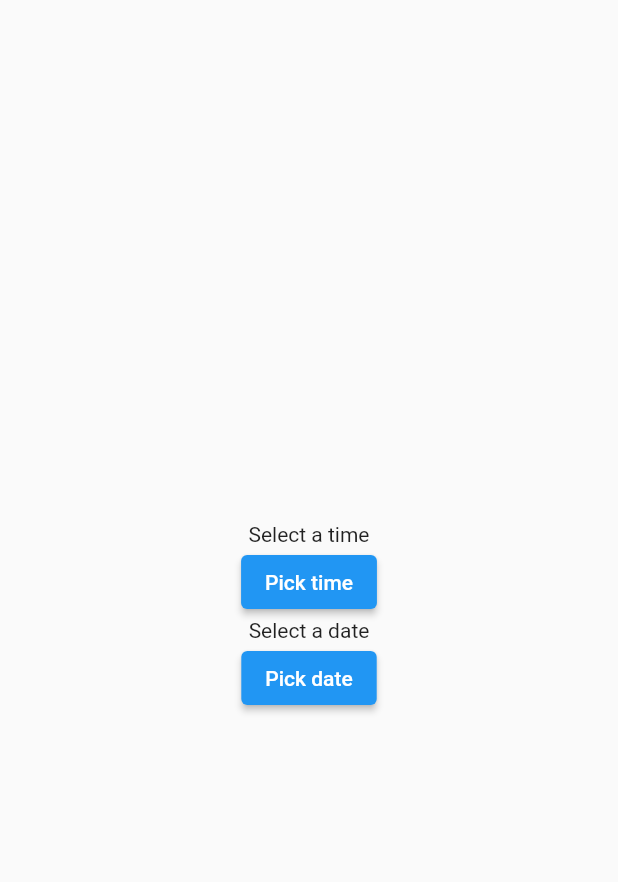
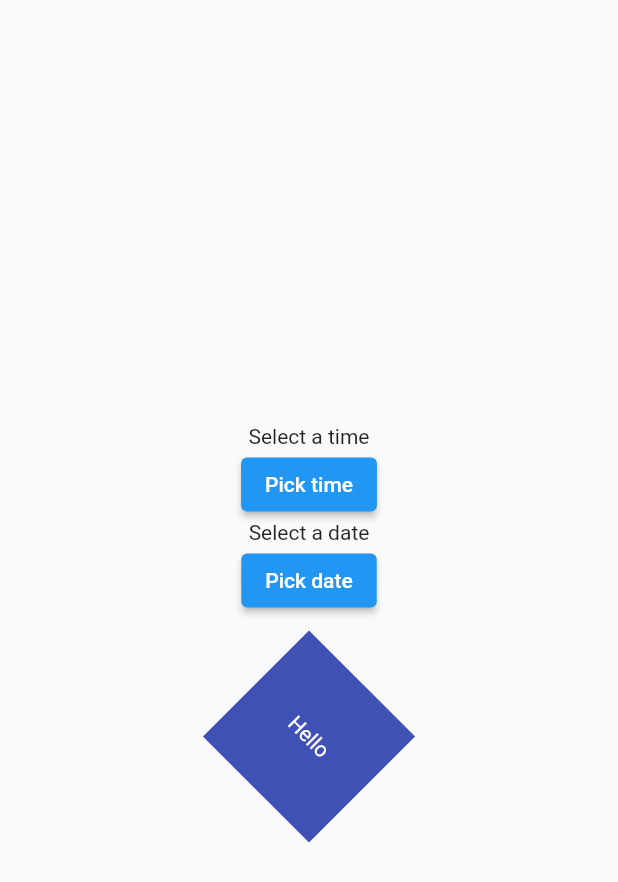
Before and after one commit to thetahmeed/Flutter, a Flutter app: the screen it shows after launch, on a phone screen of 412 x 824 dp. Shown: the top 882 px of the screen. Run offline on Flutter 3.47's test engine with Material 2 defaults, Android fonts, the phone set to English and light mode, and no system bars; our stand-ins replace curved_navigation_bar, flutter_neumorphic, image_picker, liquid_swipe, shared_preferences.

Commit message:
Transform

```diff
--- a/seventeen/lib/pages/dateandtime.dart
+++ b/seventeen/lib/pages/dateandtime.dart
@@ -1,3 +1,5 @@
+import 'dart:math';
+
 import 'package:flutter/material.dart';
 
 class DateAndTimePrac extends StatefulWidget {
@@ -54,7 +56,22 @@ class _DateAndTimePracState extends State<DateAndTimePrac> {
                 onPressed: () {
                   getDate();
                 },
-                child: Text('Pick date'))
+                child: Text('Pick date')),
+            SizedBox(height: 30),
+            Transform.rotate(
+              angle: pi / 4,
+              child: Container(
+                height: 100,
+                width: 100,
+                color: Colors.indigo,
+                child: Center(
+                  child: Text(
+                    'Hello',
+                    style: TextStyle(color: Colors.white),
+                  ),
+                ),
+              ),
+            )
           ],
         ),
       ),
```
